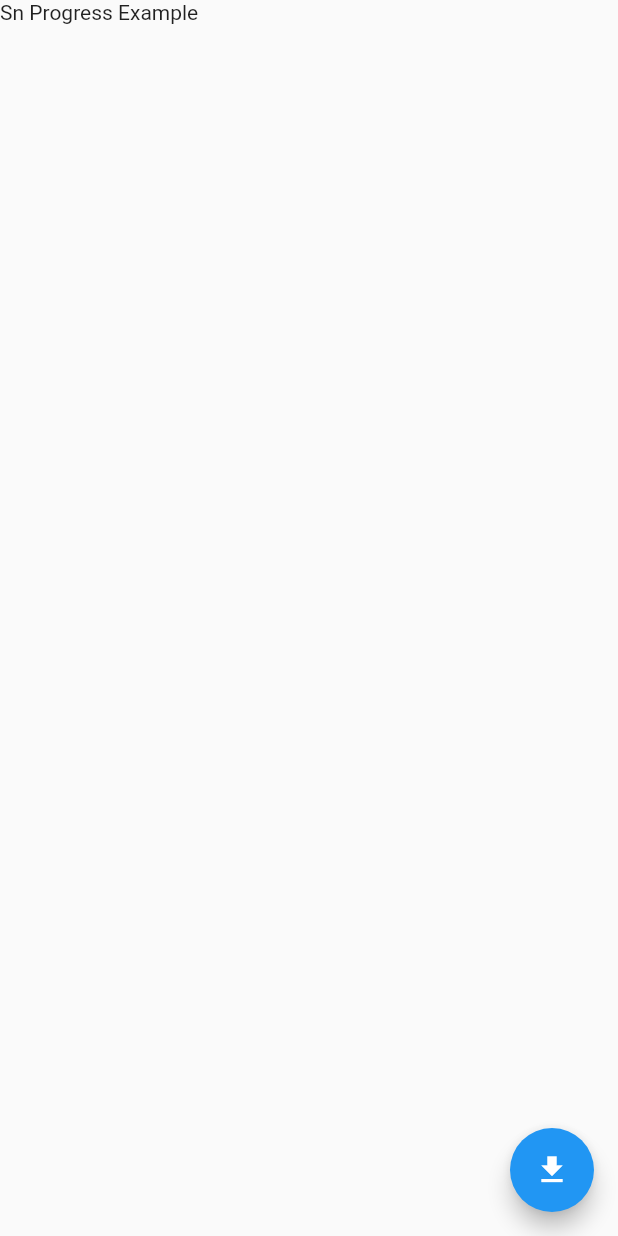
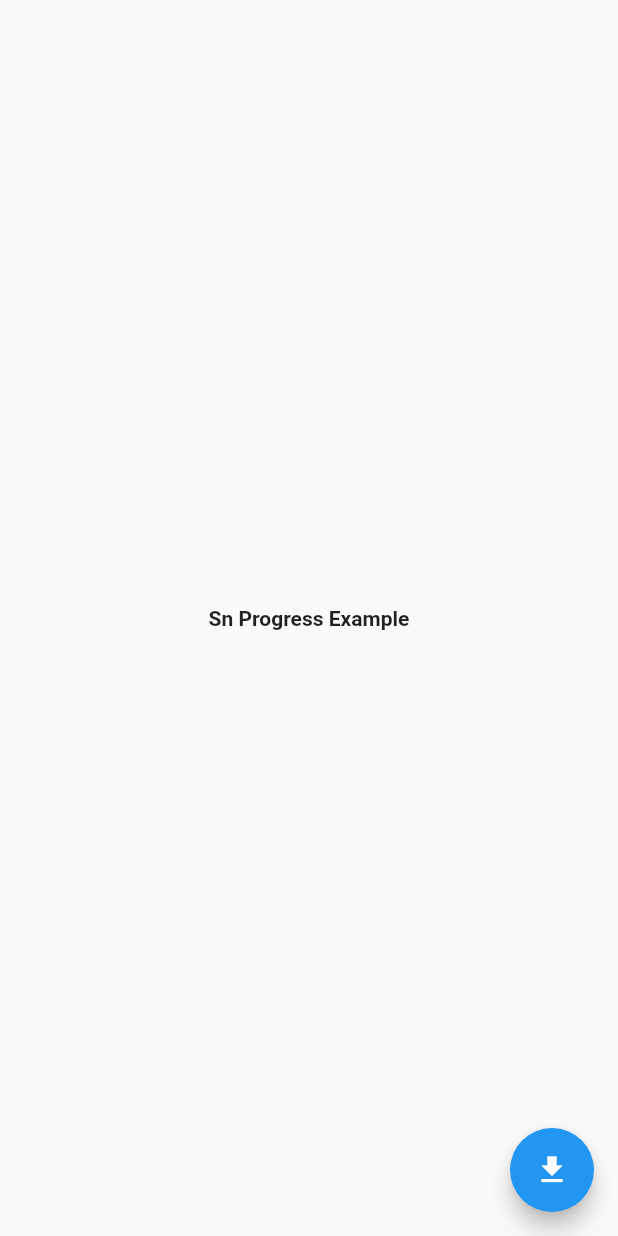
Before and after one commit to emreesen27/Flutter-Progress-Dialog, a Flutter app: the screen it shows after launch, on a phone screen of 412 x 824 dp. Run offline on Flutter 3.47's test engine with Material 2 defaults, Android fonts, the phone set to English and light mode, and no system bars.

```diff
--- a/example/lib/main.dart
+++ b/example/lib/main.dart
@@ -19,7 +19,14 @@ class Home extends StatelessWidget {
   Widget build(BuildContext context) {
     return Scaffold(
       body: Container(
-        child: Text('Sn Progress Example'),
+        child: Center(
+          child: Text(
+            'Sn Progress Example',
+            style: TextStyle(
+              fontWeight: FontWeight.bold,
+            ),
+          ),
+        ),
       ),
       floatingActionButton: FloatingActionButton(
         child: Icon(Icons.download_sharp),
```
Also changed, not shown: 1 other file.
